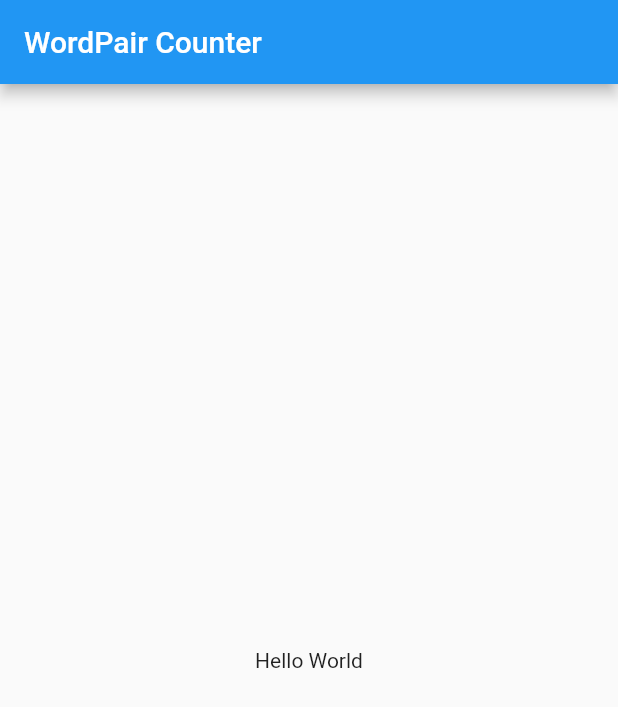
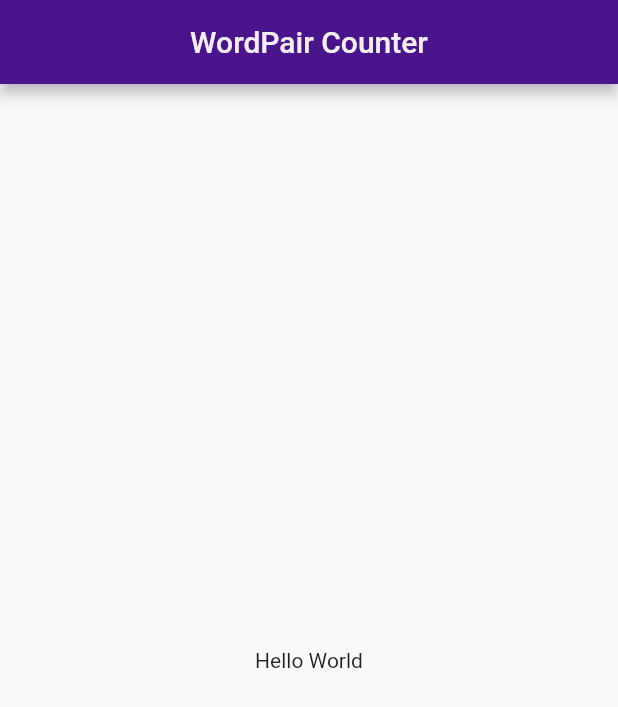
Before and after one commit to alvine2200/flutter-app, a Flutter app: the screen it shows after launch, on a phone screen of 412 x 824 dp. Shown: the top 707 px of the screen. Run offline on Flutter 3.47's test engine with Material 2 defaults, Android fonts, the phone set to English and light mode, and no system bars.

Commit message:
wordpair installed

```diff
--- a/lib/main.dart
+++ b/lib/main.dart
@@ -5,13 +5,18 @@ void main() => runApp(MyApp());
 //class hello World with title and text center
 class MyApp extends StatelessWidget {
   @override
-  @override
   Widget build(BuildContext context) {
     return MaterialApp(
-        theme: ThemeData(primaryColor: const Color.fromARGB(255, 140, 20, 40)),
+        // theme: ThemeData(primaryColor: const Color.fromARGB(255, 140, 20, 40)),
         home: Scaffold(
-          appBar: AppBar(title: const Text('WordPair Counter')),
-          body: const Center(child: Text('Hello World')),
-        ));
+      appBar: AppBar(
+          backgroundColor: Colors.purple[900],
+          centerTitle: true,
+          title: const Text(
+            'WordPair Counter',
+            style: TextStyle(color: Color.fromARGB(255, 243, 239, 239)),
+          )),
+      body: const Center(child: Text('Hello World')),
+    ));
   }
 }
--- a/pubspec.yaml
+++ b/pubspec.yaml
@@ -35,6 +35,7 @@ dependencies:
   # The following adds the Cupertino Icons font to your application.
   # Use with the CupertinoIcons class for iOS style icons.
   cupertino_icons: ^1.0.2
+  english_words: ^4.0.0
 
 dev_dependencies:
   flutter_test:
```
Also changed, not shown: pubspec.lock.
